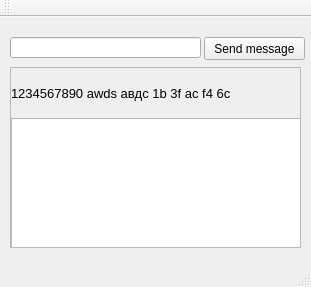
This is mainwindow.ui in Evrei-XD/Service_utility as Qt 5 draws it before an edit. The edited form follows.
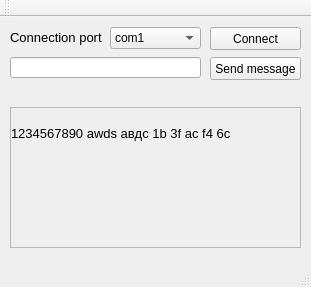
This is the edited form.

```diff
--- a/mainwindow.ui
+++ b/mainwindow.ui
@@ -17,9 +17,9 @@
    <widget class="QPushButton" name="send_message">
     <property name="geometry">
      <rect>
-      <x>204</x>
-      <y>20</y>
-      <width>101</width>
+      <x>210</x>
+      <y>40</y>
+      <width>91</width>
       <height>23</height>
      </rect>
     </property>
@@ -31,7 +31,7 @@
     <property name="geometry">
      <rect>
       <x>10</x>
-      <y>20</y>
+      <y>40</y>
       <width>191</width>
       <height>21</height>
      </rect>
@@ -41,9 +41,9 @@
     <property name="geometry">
      <rect>
       <x>10</x>
-      <y>50</y>
+      <y>90</y>
       <width>291</width>
-      <height>181</height>
+      <height>141</height>
      </rect>
     </property>
     <property name="widgetResizable">
@@ -55,7 +55,7 @@
        <x>0</x>
        <y>0</y>
        <width>289</width>
-       <height>179</height>
+       <height>139</height>
       </rect>
      </property>
      <widget class="QLabel" name="label">
@@ -94,28 +94,148 @@
        <string>1234567890 awds авдс 1b 3f ac f4 6c</string>
       </property>
      </widget>
-     <widget class="QGraphicsView" name="graphicsView">
-      <property name="geometry">
-       <rect>
-        <x>-120</x>
-        <y>200</y>
-        <width>256</width>
-        <height>192</height>
-       </rect>
-      </property>
-     </widget>
-     <widget class="QGraphicsView" name="graphicsView_2">
-      <property name="geometry">
-       <rect>
-        <x>0</x>
-        <y>50</y>
-        <width>291</width>
-        <height>131</height>
-       </rect>
-      </property>
-     </widget>
     </widget>
    </widget>
+   <widget class="QComboBox" name="selection_com_port">
+    <property name="geometry">
+     <rect>
+      <x>110</x>
+      <y>10</y>
+      <width>91</width>
+      <height>22</height>
+     </rect>
+    </property>
+    <property name="maximumSize">
+     <size>
+      <width>91</width>
+      <height>16777215</height>
+     </size>
+    </property>
+    <item>
+     <property name="text">
+      <string>com1</string>
+     </property>
+    </item>
+    <item>
+     <property name="text">
+      <string>com2</string>
+     </property>
+    </item>
+    <item>
+     <property name="text">
+      <string>com3</string>
+     </property>
+    </item>
+    <item>
+     <property name="text">
+      <string>com4</string>
+     </property>
+    </item>
+    <item>
+     <property name="text">
+      <string>com5</string>
+     </property>
+    </item>
+    <item>
+     <property name="text">
+      <string>com6</string>
+     </property>
+    </item>
+    <item>
+     <property name="text">
+      <string>com7</string>
+     </property>
+    </item>
+    <item>
+     <property name="text">
+      <string>com8</string>
+     </property>
+    </item>
+    <item>
+     <property name="text">
+      <string>com9</string>
+     </property>
+    </item>
+    <item>
+     <property name="text">
+      <string>com10</string>
+     </property>
+    </item>
+    <item>
+     <property name="text">
+      <string>com11</string>
+     </property>
+    </item>
+    <item>
+     <property name="text">
+      <string>com12</string>
+     </property>
+    </item>
+    <item>
+     <property name="text">
+      <string>com13</string>
+     </property>
+    </item>
+    <item>
+     <property name="text">
+      <string>com14</string>
+     </property>
+    </item>
+    <item>
+     <property name="text">
+      <string>com15</string>
+     </property>
+    </item>
+   </widget>
+   <widget class="QPushButton" name="connect_button">
+    <property name="geometry">
+     <rect>
+      <x>210</x>
+      <y>10</y>
+      <width>91</width>
+      <height>23</height>
+     </rect>
+    </property>
+    <property name="text">
+     <string>Connect</string>
+    </property>
+   </widget>
+   <widget class="QLabel" name="info_com_port">
+    <property name="enabled">
+     <bool>true</bool>
+    </property>
+    <property name="geometry">
+     <rect>
+      <x>10</x>
+      <y>10</y>
+      <width>101</width>
+      <height>21</height>
+     </rect>
+    </property>
+    <property name="sizePolicy">
+     <sizepolicy hsizetype="Fixed" vsizetype="Fixed">
+      <horstretch>0</horstretch>
+      <verstretch>0</verstretch>
+     </sizepolicy>
+    </property>
+    <property name="font">
+     <font>
+      <family>Segoe UI Symbol</family>
+      <pointsize>10</pointsize>
+      <weight>50</weight>
+      <bold>false</bold>
+     </font>
+    </property>
+    <property name="contextMenuPolicy">
+     <enum>Qt::NoContextMenu</enum>
+    </property>
+    <property name="layoutDirection">
+     <enum>Qt::LeftToRight</enum>
+    </property>
+    <property name="text">
+     <string>Connection port</string>
+    </property>
+   </widget>
   </widget>
   <widget class="QMenuBar" name="menuBar">
    <property name="geometry">
```
